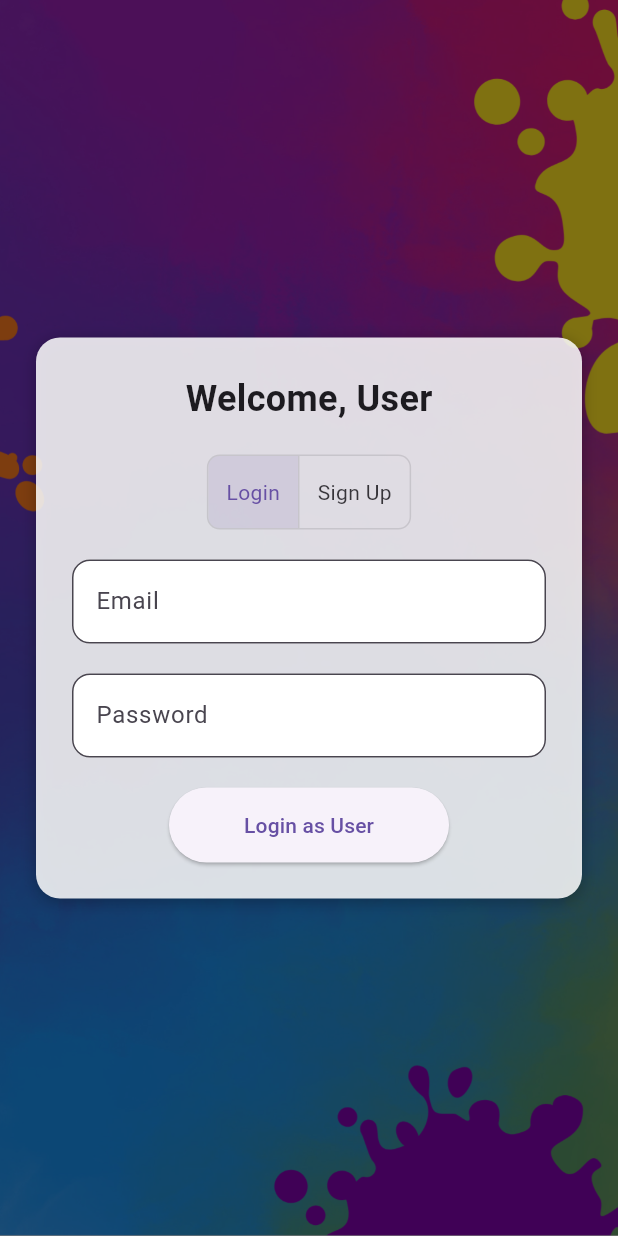
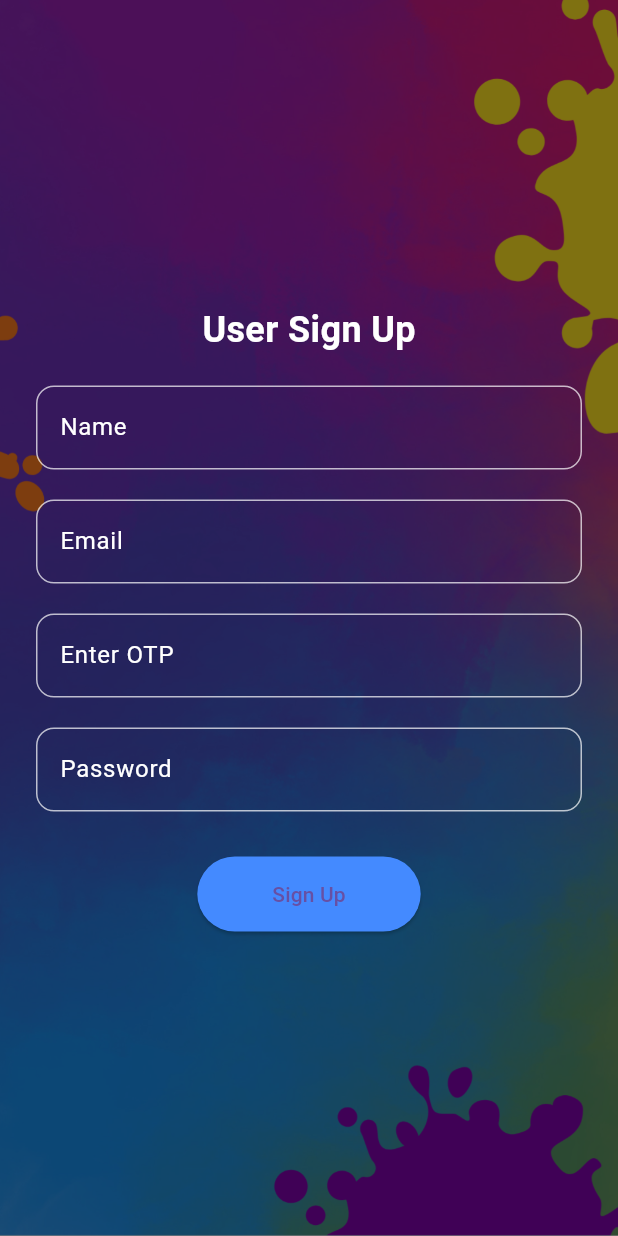
Before and after one commit to rudrap19/eventease1, a Flutter app: the UserAuthPage screen opened directly, on a phone screen of 412 x 824 dp. Run offline on Flutter 3.47's test engine with Material 3 defaults, Android fonts, the phone set to English and light mode, and no system bars; our stand-ins replace carousel_slider, cloud_firestore, firebase_auth, firebase_core, firebase_storage, fluttertoast and 1 more; accounts and stored records are empty.

Commit message:
commit 3/4

```diff
--- a/lib/login_choice_file.dart
+++ b/lib/login_choice_file.dart
@@ -1,8 +1,6 @@
 import 'package:flutter/material.dart';
 import 'user_auth_page.dart';
 import 'manager_auth_page.dart';
-
-/// This page displays separate login options for Users, Event Managers, and Root.
 
 class LoginChoicePage extends StatelessWidget {
   @override
@@ -14,7 +12,7 @@ class LoginChoicePage extends StatelessWidget {
           Container(
             decoration: BoxDecoration(
               image: DecorationImage(
-                image: AssetImage("assets/logo.png"),
+                image: AssetImage("assets/bg.png"),
                 fit: BoxFit.cover,
               ),
             ),
--- a/lib/user_auth_page.dart
+++ b/lib/user_auth_page.dart
@@ -1,167 +1,142 @@
 import 'package:flutter/material.dart';
-import 'auth_service.dart'; // Import the Firebase Auth service
+import 'auth_service.dart';
 
 class UserAuthPage extends StatefulWidget {
   final String role;
-  final bool isRoot; // When true, disables sign-up (only login allowed)
+  final bool isRoot;
 
-  const UserAuthPage({Key? key, required this.role, this.isRoot = false})
-      : super(key: key);
+  const UserAuthPage({Key? key, required this.role, this.isRoot = false}) : super(key: key);
 
   @override
   _UserAuthPageState createState() => _UserAuthPageState();
 }
 
 class _UserAuthPageState extends State<UserAuthPage> {
-  // By default, show login mode. If it's Root, we force login.
-  bool isLogin = true;
-
-  // Controllers for the email and password fields.
+  final TextEditingController nameController = TextEditingController();
   final TextEditingController emailController = TextEditingController();
+  final TextEditingController otpController = TextEditingController();
   final TextEditingController passwordController = TextEditingController();
 
   @override
-  void initState() {
-    super.initState();
-    if (widget.isRoot) {
-      isLogin = true;
-    }
-  }
-
-  @override
   void dispose() {
+    nameController.dispose();
     emailController.dispose();
+    otpController.dispose();
     passwordController.dispose();
     super.dispose();
   }
 
-  // Calls the appropriate method from AuthService based on the mode.
-  void _authenticate() {
-    if (isLogin) {
-      AuthService().signin(
-        email: emailController.text.trim(),
-        password: passwordController.text.trim(),
-        context: context,
-      );
-    } else {
+  void _signup() {
     AuthService().signup(
       email: emailController.text.trim(),
       password: passwordController.text.trim(),
       context: context,
     );
   }
-  }
 
   @override
   Widget build(BuildContext context) {
     return Scaffold(
-      // Set transparent background to display the bg image.
       backgroundColor: Colors.transparent,
       body: Stack(
         children: [
-          // Background image.
           Container(
-            decoration: BoxDecoration(
+            decoration: const BoxDecoration(
               image: DecorationImage(
                 image: AssetImage("assets/bg.png"),
                 fit: BoxFit.cover,
               ),
             ),
           ),
-          // Semi-transparent dark overlay.
           Container(
             color: Colors.black.withOpacity(0.5),
           ),
-          // Main content area.
           Center(
             child: SingleChildScrollView(
-              child: Container(
-                margin: EdgeInsets.symmetric(horizontal: 24),
-                padding: EdgeInsets.all(24),
-                decoration: BoxDecoration(
-                  color: Colors.white.withOpacity(0.85),
-                  borderRadius: BorderRadius.circular(16),
-                  boxShadow: [
-                    BoxShadow(
-                      color: Colors.black26,
-                      blurRadius: 8,
-                      offset: Offset(0, 2),
-                    ),
-                  ],
-                ),
+              padding: const EdgeInsets.symmetric(horizontal: 24),
               child: Column(
                 mainAxisSize: MainAxisSize.min,
                 children: [
-                    // Display a welcome message with the given role.
-                    Text(
-                      'Welcome, ${widget.role}',
-                      style:
-                      TextStyle(fontSize: 24, fontWeight: FontWeight.bold),
+                  const Text(
+                    'User Sign Up',
+                    style: TextStyle(fontSize: 24, fontWeight: FontWeight.bold, color: Colors.white),
                   ),
-                    SizedBox(height: 20),
-                    // If not Root, allow toggling between Login and Sign Up.
-                    if (!widget.isRoot) ...[
-                      ToggleButtons(
-                        borderRadius: BorderRadius.circular(8),
-                        children: [
-                          Padding(
-                            padding: const EdgeInsets.all(12.0),
-                            child: Text('Login'),
+                  const SizedBox(height: 20),
+                  TextField(
+                    controller: nameController,
+                    style: const TextStyle(color: Colors.white),
+                    decoration: InputDecoration(
+                      labelText: 'Name',
+                      labelStyle: const TextStyle(color: Colors.white),
+                      enabledBorder: OutlineInputBorder(
+                        borderSide: const BorderSide(color: Colors.white70),
+                        borderRadius: BorderRadius.circular(12),
                       ),
-                          Padding(
-                            padding: const EdgeInsets.all(12.0),
-                            child: Text('Sign Up'),
-                          ),
-                        ],
-                        isSelected: [isLogin, !isLogin],
-                        onPressed: (int index) {
-                          setState(() {
-                            isLogin = index == 0;
-                          });
-                        },
-                      ),
-                      SizedBox(height: 20),
-                    ],
-                    // Email input field.
-                    TextField(
-                      controller: emailController,
-                      decoration: InputDecoration(
-                        filled: true,
-                        fillColor: Colors.white,
-                        labelText: 'Email',
-                        border: OutlineInputBorder(
+                      focusedBorder: OutlineInputBorder(
+                        borderSide: const BorderSide(color: Colors.white),
                         borderRadius: BorderRadius.circular(12),
                       ),
                     ),
                   ),
-                    SizedBox(height: 20),
-                    // Password input field.
+                  const SizedBox(height: 20),
                   TextField(
-                      controller: passwordController,
-                      obscureText: true,
+                    controller: emailController,
+                    style: const TextStyle(color: Colors.white),
                     decoration: InputDecoration(
-                        filled: true,
-                        fillColor: Colors.white,
-                        labelText: 'Password',
-                        border: OutlineInputBorder(
+                      labelText: 'Email',
+                      labelStyle: const TextStyle(color: Colors.white),
+                      enabledBorder: OutlineInputBorder(
+                        borderSide: const BorderSide(color: Colors.white70),
+                        borderRadius: BorderRadius.circular(12),
+                      ),
+                      focusedBorder: OutlineInputBorder(
+                        borderSide: const BorderSide(color: Colors.white),
                         borderRadius: BorderRadius.circular(12),
                       ),
                     ),
                   ),
-                    SizedBox(height: 20),
-                    // Button to trigger sign in or sign up.
+                  const SizedBox(height: 20),
+                  TextField(
+                    controller: otpController,
+                    style: const TextStyle(color: Colors.white),
+                    decoration: InputDecoration(
+                      labelText: 'Enter OTP',
+                      labelStyle: const TextStyle(color: Colors.white),
+                      enabledBorder: OutlineInputBorder(
+                        borderSide: const BorderSide(color: Colors.white70),
+                        borderRadius: BorderRadius.circular(12),
+                      ),
+                      focusedBorder: OutlineInputBorder(
+                        borderSide: const BorderSide(color: Colors.white),
+                        borderRadius: BorderRadius.circular(12),
+                      ),
+                    ),
+                  ),
+                  const SizedBox(height: 20),
+                  TextField(
+                    controller: passwordController,
+                    obscureText: true,
+                    style: const TextStyle(color: Colors.white),
+                    decoration: InputDecoration(
+                      labelText: 'Password',
+                      labelStyle: const TextStyle(color: Colors.white),
+                      enabledBorder: OutlineInputBorder(
+                        borderSide: const BorderSide(color: Colors.white70),
+                        borderRadius: BorderRadius.circular(12),
+                      ),
+                      focusedBorder: OutlineInputBorder(
+                        borderSide: const BorderSide(color: Colors.white),
+                        borderRadius: BorderRadius.circular(12),
+                      ),
+                    ),
+                  ),
+                  const SizedBox(height: 30),
                   ElevatedButton(
-                      onPressed: _authenticate,
-                      child: Text(
-                        widget.isRoot
-                            ? 'Login as ${widget.role}'
-                            : (isLogin
-                            ? 'Login as ${widget.role}'
-                            : 'Sign Up as ${widget.role}'),
-                      ),
+                    onPressed: _signup,
+                    child: const Text('Sign Up'),
                     style: ElevatedButton.styleFrom(
-                        padding:
-                        EdgeInsets.symmetric(horizontal: 50, vertical: 15),
+                      padding: const EdgeInsets.symmetric(horizontal: 50, vertical: 15),
+                      backgroundColor: Colors.blueAccent,
                       shape: RoundedRectangleBorder(
                         borderRadius: BorderRadius.circular(30),
                       ),
@@ -171,7 +146,6 @@ class _UserAuthPageState extends State<UserAuthPage> {
               ),
             ),
           ),
-          ),
         ],
       ),
     );
--- a/pubspec.yaml
+++ b/pubspec.yaml
@@ -36,6 +36,7 @@ dependencies:
   cupertino_icons: ^1.0.8
   firebase_core: ^3.12.1
   firebase_auth: ^5.5.1
+  emailjs: ^4.0.0
 
   fluttertoast: ^8.2.1
   image_picker: ^0.8.7+3
```
Also changed, not shown: pubspec.lock. Lines whose indentation alone changed are shown as unchanged.
